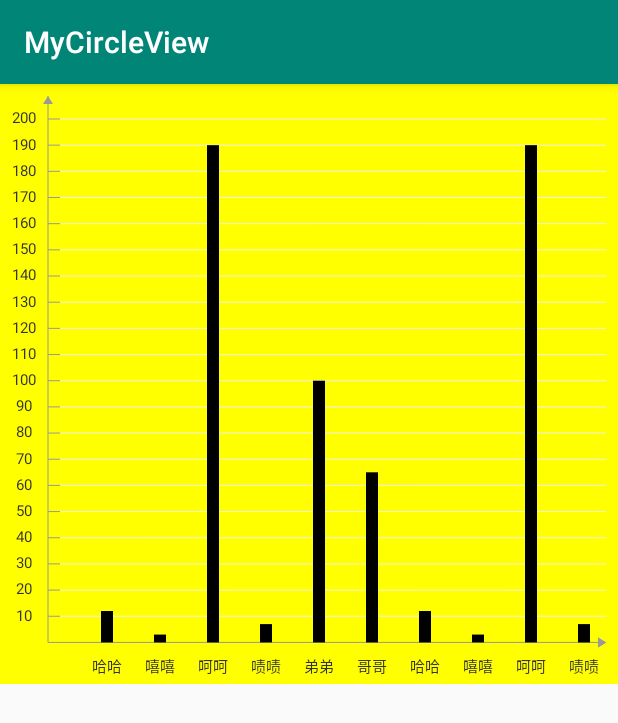
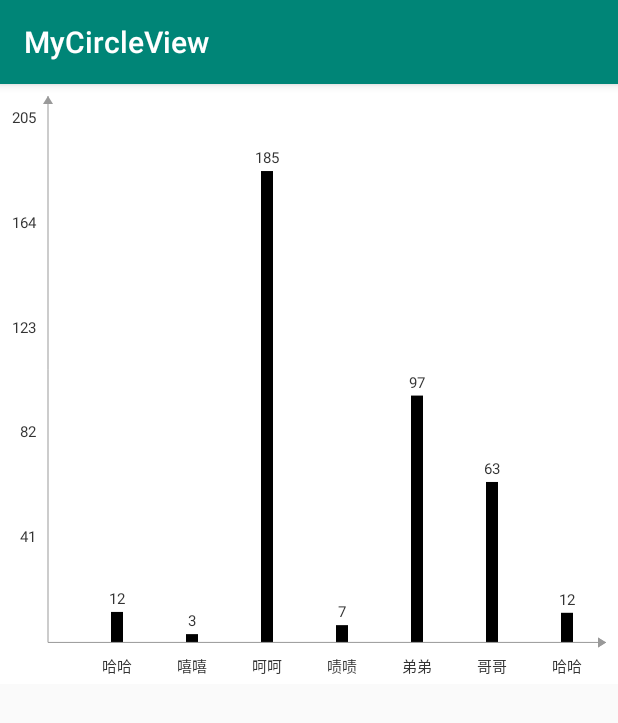
Before and after one commit to 2016lc/MyCircleProgress, an Android app: the MyBarChartActivity screen opened directly, with no data from a screen before it, on a phone screen of 412 x 824 dp. Shown: the top 723 px of the screen. Run offline under Robolectric (Android 15) with nearby library versions, the phone set to English and light mode, and no system bars.

Commit message:
柱状图

```diff
--- a/app/src/main/java/com/example/admin/mycircleview/BarChartConstant.kt
+++ b/app/src/main/java/com/example/admin/mycircleview/BarChartConstant.kt
@@ -8,9 +8,12 @@ package com.example.admin.mycircleview
 class BarChartConstant {
 
     companion object {
-        val DEFAULT_TEXTSIZE = 12F
-        val DEFAULT_SEGMENT=20
-        val DEFAULT_ISUNIT = false
+        val DEFAULT_SEGMENT = 5
         val DEFAULT_BARWIDTH = 12F
+        val DEFAULT_DIGIT = 0
+        val DEFAULT_ISANIM = true
+        val DEFAULT_ANIMTIME = 3000
+        val DEFAULT_ISSHOWTOPNUM = true
+        val DEFAULT_ISSHOWGRIDLINE = false
     }
 }
--- a/app/src/main/java/com/example/admin/mycircleview/BarChartData.kt
+++ b/app/src/main/java/com/example/admin/mycircleview/BarChartData.kt
@@ -10,10 +10,8 @@ class BarChartData {
 
     var name: String? = null
     var value: Float? = null
-    var unit:String?=null
-    constructor(name: String?, value: Float?,unit:String?) {
+    constructor(name: String?, value: Float?) {
         this.name = name
         this.value = value
-        this.unit=unit
     }
 }
--- a/app/src/main/java/com/example/admin/mycircleview/MyBarChartActivity.kt
+++ b/app/src/main/java/com/example/admin/mycircleview/MyBarChartActivity.kt
@@ -18,61 +18,60 @@ class MyBarChartActivity: AppCompatActivity() {
         setContentView(R.layout.activity_barchart)
 
         val mList: List<BarChartData> = listOf(
-            BarChartData("哈哈", 12f,"人"),
-            BarChartData("嘻嘻", 3f,"人"),
-            BarChartData("呵呵", 190f,"人"),
-            BarChartData("啧啧", 7f,"人"),
-            BarChartData( "弟弟", 100f,"人"),
-            BarChartData( "哥哥", 65f,"人"),
-            BarChartData("哈哈", 12f,"人"),
-            BarChartData("嘻嘻", 3f,"人"),
-            BarChartData("呵呵", 190f,"人"),
-            BarChartData("啧啧", 7f,"人"),
-            BarChartData( "弟弟", 100f,"人"),
-            BarChartData( "哥哥", 65f,"人"),
-            BarChartData("哈哈", 12f,"人"),
-            BarChartData("嘻嘻", 3f,"人"),
-            BarChartData("呵呵", 190f,"人"),
-            BarChartData("啧啧", 7f,"人"),
-            BarChartData( "弟弟", 100f,"人"),
-            BarChartData( "哥哥", 65f,"人"),
-            BarChartData("哈哈", 12f,"人"),
-            BarChartData("嘻嘻", 3f,"人"),
-            BarChartData("呵呵", 190f,"人"),
-            BarChartData("啧啧", 7f,"人"),
-            BarChartData( "弟弟", 100f,"人"),
-            BarChartData( "哥哥", 65f,"人"),
-            BarChartData("哈哈", 12f,"人"),
-            BarChartData("嘻嘻", 3f,"人"),
-            BarChartData("呵呵", 190f,"人"),
-            BarChartData("啧啧", 7f,"人"),
-            BarChartData( "弟弟", 100f,"人"),
-            BarChartData( "哥哥", 65f,"人"),
-            BarChartData("哈哈", 12f,"人"),
-            BarChartData("嘻嘻", 3f,"人"),
-            BarChartData("呵呵", 190f,"人"),
-            BarChartData("啧啧", 7f,"人"),
-            BarChartData( "弟弟", 100f,"人"),
-            BarChartData( "哥哥", 65f,"人"),
-            BarChartData("哈哈", 12f,"人"),
-            BarChartData("嘻嘻", 3f,"人"),
-            BarChartData("呵呵", 190f,"人"),
-            BarChartData("啧啧", 7f,"人"),
-            BarChartData( "弟弟", 100f,"人"),
-            BarChartData( "哥哥", 65f,"人"),
-            BarChartData("哈哈", 12f,"人"),
-            BarChartData("嘻嘻", 3f,"人"),
-            BarChartData("呵呵", 190f,"人"),
-            BarChartData("啧啧", 7f,"人"),
-            BarChartData( "弟弟", 100f,"人"),
-            BarChartData( "哥哥", 65f,"人"),
-            BarChartData("哈哈", 12f,"人"),
-            BarChartData("嘻嘻", 3f,"人"),
-            BarChartData("呵呵", 190f,"人"),
-            BarChartData("啧啧", 7f,"人"),
-            BarChartData( "弟弟", 100f,"人"),
-            BarChartData( "哥哥", 65f,"人"),
-            BarChartData( "妹妹", 3f,"人")
+            BarChartData("哈哈", 12.35f),
+            BarChartData("嘻嘻", 3.36f),
+            BarChartData("呵呵", 190.96f),
+            BarChartData("啧啧", 7f),
+            BarChartData( "弟弟", 100f),
+            BarChartData( "哥哥", 65f),
+            BarChartData("哈哈", 12f),
+            BarChartData("嘻嘻", 3f),
+            BarChartData("呵呵", 190f),
+            BarChartData("啧啧", 7f),
+            BarChartData( "弟弟", 100f),
+            BarChartData( "哥哥", 65f),
+            BarChartData("哈哈", 12f),
+            BarChartData("嘻嘻", 3f),
+            BarChartData("呵呵", 190f),
+            BarChartData("啧啧", 7f),
+            BarChartData( "弟弟", 100f),
+            BarChartData( "哥哥", 65f),
+            BarChartData("哈哈", 12f),
+            BarChartData("嘻嘻", 3f),
+            BarChartData("呵呵", 190f),
+            BarChartData("啧啧", 7f),
+            BarChartData( "弟弟", 100f),
+            BarChartData( "哥哥", 65f),
+            BarChartData("哈哈", 12f),
+            BarChartData("嘻嘻", 3f),
+            BarChartData("呵呵", 190f),
+            BarChartData("啧啧", 7f),
+            BarChartData( "弟弟", 100f),
+            BarChartData( "哥哥", 65f),
+            BarChartData("哈哈", 12f),
+            BarChartData("嘻嘻", 3f),
+            BarChartData("呵呵", 190f),
+            BarChartData("啧啧", 7f),
+            BarChartData( "弟弟", 100f),
+            BarChartData( "哥哥", 65f),
+            BarChartData("哈哈", 12f),
+            BarChartData("嘻嘻", 3f),
+            BarChartData("呵呵", 190f),
+            BarChartData("啧啧", 7f),
+            BarChartData( "弟弟", 100f),
+            BarChartData( "哥哥", 65f),
+            BarChartData("哈哈", 12f),
+            BarChartData("嘻嘻", 3f),
+            BarChartData("呵呵", 190f),
+            BarChartData("啧啧", 7f),
+            BarChartData( "弟弟", 100f),
+            BarChartData( "哥哥", 65f),
+            BarChartData("哈哈", 12f),
+            BarChartData("呵呵", 190f),
+            BarChartData("啧啧", 7f),
+            BarChartData( "弟弟", 100f),
+            BarChartData( "哥哥", 65f),
+            BarChartData( "妹", 201f)
         )
         barchart.setData(mList)
     }
--- a/app/src/main/java/com/example/admin/mycircleview/view/MyBarChartView.kt
+++ b/app/src/main/java/com/example/admin/mycircleview/view/MyBarChartView.kt
@@ -1,10 +1,10 @@
 package com.example.admin.mycircleview.view
 
+import android.animation.ValueAnimator
 import android.content.Context
 import android.graphics.*
 import android.text.TextPaint
 import android.util.AttributeSet
-import android.util.Log
 import android.view.MotionEvent
 import android.view.View
 import com.example.admin.mycircleview.BarChartConstant
@@ -22,6 +22,7 @@ class MyBarChartView(context: Context?, attrs: AttributeSet?) : View(context, at
     private var mPaint_xy: Paint? = null//x y轴
     private var mPaint_line: Paint? = null//网格线
     private var mPaint_bar: Paint? = null//画柱子
+    private var mSpacePaint: Paint? = null//左右的空间间隔
     private var mPaint_text: TextPaint? = null//字体画笔
     private var mTextSize: Int? = null//字体大小
     private var mStrokeWidth: Int? = null//线宽度
@@ -31,7 +32,6 @@ class MyBarChartView(context: Context?, attrs: AttributeSet?) : View(context, at
     private var mTextMargin: Int? = null//x轴字体间距
     private var mMaxValue: Int? = null//集合最大值，用于y轴取值分段
     private var mSegment: Int = BarChartConstant.DEFAULT_SEGMENT//y轴分为几段
-    private var mIsUnit: Boolean = BarChartConstant.DEFAULT_ISUNIT//是否显示单位
     private var mBarWidth: Float? = null//柱子的宽度
     private var mData: MutableList<BarChartData> = ArrayList()
     private var mRectF: RectF? = null
@@ -41,15 +41,28 @@ class MyBarChartView(context: Context?, attrs: AttributeSet?) : View(context, at
     private var lineStartX: Float = 0f
     private var leftSpaceRect: RectF? = null
     private var rightSpaceRect: RectF? = null
+    private var mBg: Int? = null//背景颜色
+    private var canScorllSpace: Float = 0f
+    private var mExtraSpace: Float = 0f
+    private var yUnit: String? = null
+    private var mDigit: Int? = null
+    private var mBarColor: Int? = null
+    private var mAnimator: ValueAnimator? = null//属性动画
+    private var mPercent: Float = 0f//动画进度
+    private var isAnim: Boolean? = null//是否需要动画
+    private var animTime: Int? = null
+    private var isShowTopNum: Boolean? = null//是否显示柱子顶端数字
+    private var isShowGridLine: Boolean? = null//是否显示网格线
 
     init {
         mMargin = Util.dip2px(context!!, 8f)
-        mTextMargin = Util.dip2px(context, 35f)
+        mTextMargin = Util.dip2px(context, 50f)
         mStrokeWidth = Util.dip2px(context, 0.7f)
         mTextSize = Util.dip2px(context, 10f)
         mRectF = RectF()
         leftSpaceRect = RectF()
         rightSpaceRect = RectF()
+        mAnimator = ValueAnimator()
         initAttrs(attrs, context)//初始化属性
         initPaint()//初始化画笔
     }
@@ -60,6 +73,24 @@ class MyBarChartView(context: Context?, attrs: AttributeSet?) : View(context, at
             R.styleable.MyBarChartView
         )
         mBarWidth = typedArray.getDimension(R.styleable.MyBarChartView_barWidth, BarChartConstant.DEFAULT_BARWIDTH)
+        mBg = typedArray.getColor(R.styleable.MyBarChartView_bg, Color.WHITE)
+        yUnit = typedArray.getString(R.styleable.MyBarChartView_yUnit)
+        mSegment = typedArray.getInt(R.styleable.MyBarChartView_mSegment, BarChartConstant.DEFAULT_SEGMENT)
+        mDigit = typedArray.getInt(R.styleable.MyBarChartView_mDigit, BarChartConstant.DEFAULT_DIGIT)
+        mBarColor = typedArray.getColor(R.styleable.MyBarChartView_barColor, Color.BLACK)
+        isAnim = typedArray.getBoolean(R.styleable.MyBarChartView_isAnim, BarChartConstant.DEFAULT_ISANIM)
+        animTime = typedArray.getInt(R.styleable.MyBarChartView_animTime, BarChartConstant.DEFAULT_ANIMTIME)
+        isShowGridLine = typedArray.getBoolean(
+            R.styleable.MyBarChartView_isShowGridLine,
+            BarChartConstant.DEFAULT_ISSHOWGRIDLINE
+        )
+        isShowTopNum =
+                typedArray.getBoolean(R.styleable.MyBarChartView_isShowTopNum, BarChartConstant.DEFAULT_ISSHOWTOPNUM)
+
+        if (yUnit == null) {
+            yUnit = ""
+        }
+        typedArray.recycle()
     }
 
     private fun initPaint() {
@@ -79,20 +110,24 @@ class MyBarChartView(context: Context?, attrs: AttributeSet?) : View(context, at
         mPaint_text!!.color = resources.getColor(R.color.text_color)
         mPaint_text!!.isAntiAlias = true
         mPaint_text!!.textSize = mTextSize!!.toFloat()//字体大小
-        mPaint_text!!.textAlign = Paint.Align.CENTER//从中间向两边绘制，不需要再次计算文字
+        mPaint_text!!.textAlign = Paint.Align.RIGHT
 
         mPaint_bar = Paint()
         mPaint_bar!!.isDither = true
         mPaint_bar!!.strokeWidth = mBarWidth!!
-        mPaint_bar!!.color = resources.getColor(R.color.bar_color)
-        mPaint_xy!!.style = Paint.Style.FILL
+        mPaint_bar!!.color = mBarColor!!
+        mPaint_bar!!.style = Paint.Style.FILL
 
+        mSpacePaint = Paint()
+        mSpacePaint!!.isDither = true
+        mSpacePaint!!.color = mBg!!
     }
 
     override fun onDraw(canvas: Canvas?) {
         super.onDraw(canvas)
+        canvas!!.drawColor(mBg!!)
+        drawTextAndBar(canvas)
         drawXy(canvas)
-        drawTextAndBar(canvas)
     }
 
     /**
@@ -103,15 +138,25 @@ class MyBarChartView(context: Context?, attrs: AttributeSet?) : View(context, at
             return
         }
 
+        //向左偏移量
+        mExtraSpace = if (mBarWidth!! >= mPaint_text!!.measureText(mMaxValue.toString())) {
+            0f
+        } else {
+            (mPaint_text!!.measureText(mMaxValue.toString()) - mBarWidth!!) / 2
+        }
+
+        //如果说按照设置的间距无法铺满x轴，那么就将数据平分（数据很少的情况）
         if (mWidth!! - mPaint_text!!.measureText(mMaxValue.toString()) - 3 * mMargin!! - Util.dip2px(
                 context,
                 5f
             ) > mTextMargin!! * mData.size
         ) {
+
             val margin = (mWidth!! - mPaint_text!!.measureText(mMaxValue.toString()) - 3 * mMargin!! - Util.dip2px(
                 context,
                 5f
-            )) / mData.size
+            ) - mExtraSpace) / mData.size
+
             mTextMargin = margin.toInt()
         }
 
@@ -120,7 +165,7 @@ class MyBarChartView(context: Context?, attrs: AttributeSet?) : View(context, at
             mMaxValue = mSegment
         }
 
-
+        //y轴的每一个数字
         val itemValue = Math.ceil(mMaxValue!! / mSegment.toDouble()).toInt()
         val itemHeight = (mHeight!! - 3 * mMargin!! - Util.dip2px(
             context,
@@ -128,7 +173,7 @@ class MyBarChartView(context: Context?, attrs: AttributeSet?) : View(context, at
         ) - (mPaint_text!!.descent() - mPaint_text!!.ascent())) / mSegment //（ 总高度 - 上面一个margin - 下面连个margin - 距离上面的高度 - x轴字体的高度 ）/分成的段数
 
 
-        lineStartX = mPaint_text!!.measureText(mMaxValue.toString()) + 2 * mMargin!!
+        lineStartX = mPaint_text!!.measureText(mMaxValue.toString()) + mPaint_text!!.measureText(yUnit) + 2 * mMargin!!
         val lineStartY = mMargin!! + Util.dip2px(
             context,
             15f
@@ -136,21 +181,23 @@ class MyBarChartView(context: Context?, attrs: AttributeSet?) : View(context, at
         val lineStopX = lineStartX + Util.dip2px(context, 8f)
 
 
-        val textX = mMargin!!.toFloat() + mPaint_text!!.measureText(mMaxValue.toString()) / 2 // y轴字的x坐标
+        val textX = mMargin!!.toFloat() + mPaint_text!!.measureText(mMaxValue.toString())  // y轴字的x坐标
         val textY = lineStartY + (mPaint_text!!.descent() - mPaint_text!!.ascent()) / 4 //y轴字的y坐标
 
 
+        val realHeight =
+            (mHeight!! - 3 * mMargin!! - Util.dip2px(
+                context,
+                15f
+            ) - (mPaint_text!!.descent() - mPaint_text!!.ascent()))
+
+        val bottom = mHeight!!.toFloat() - 2 * mMargin!! - (mPaint_text!!.descent() - mPaint_text!!.ascent())
+
+
+        if (isShowGridLine!!) {
             for (i in 0 until mSegment) {
-            //y轴数字
-            canvas!!.drawText(
-                ((mSegment - i) * itemValue).toString(),
-                textX,
-                textY + itemHeight * i,
-                mPaint_text!!
-            )
-
                 //网格线头
-            canvas.drawLine(
+                canvas!!.drawLine(
                     lineStartX,
                     lineStartY + itemHeight * i,
                     lineStopX,
@@ -166,41 +213,85 @@ class MyBarChartView(context: Context?, attrs: AttributeSet?) : View(context, at
                     lineStartY + itemHeight * i,
                     mPaint_line!!
                 )
-
             }
-        //画柱
-        val realHeight =
-            (mHeight!! - 3 * mMargin!! - Util.dip2px(
-                context,
-                15f
-            ) - (mPaint_text!!.descent() - mPaint_text!!.ascent()))
-
-        val bottom = mHeight!!.toFloat() - 2 * mMargin!! - (mPaint_text!!.descent() - mPaint_text!!.ascent())
-
+        }
 
         for (i in 0 until mData.size) {
-            /*if (leftMoving > mTextMargin!!) {
-                leftMoving -= mTextMargin!!
-            }*/
-            mRectF!!.left = lineStartX + mTextMargin!! * (i + 1) - leftMoving
-            Log.i("12312312321", leftMoving.toString() +"!!!!!!!!!!!!!!!!!!!!!!!!!!!!${ lineStartX + mTextMargin!! * (i + 1) - leftMoving}")
-            mRectF!!.right = mRectF!!.left + mBarWidth!!
-            mRectF!!.top = (itemValue * mSegment - mData[i].value!!) / (itemValue * mSegment).toFloat() * realHeight +
-                    mMargin!! + Util.dip2px(
-                context,
-                15f
-            )
+            //画柱
+            mRectF!!.right = lineStartX + mTextMargin!! * (i + 1) - leftMoving
+
+            mRectF!!.left = mRectF!!.right - mBarWidth!!
+
             mRectF!!.bottom = bottom
+
+            mRectF!!.top = mRectF!!.bottom - mData[i].value!! / (itemValue * mSegment).toFloat() * realHeight * mPercent
+
             canvas!!.drawRect(mRectF!!, mPaint_bar!!)
 
             //画字
             canvas.drawText(
                 mData[i].name!!,
-                mRectF!!.left + mBarWidth!! / 2,
+                mRectF!!.right + mPaint_text!!.measureText(mData[i].name.toString()) / 2 - mBarWidth!! / 2,
                 mHeight!!.toFloat() - mMargin!!,
                 mPaint_text!!
             )
+
+            //柱子顶端画字
+            if (isShowTopNum!!) {
+                canvas.drawText(
+                    Util.roundByScale(mData[i].value!!.toDouble() * mPercent, mDigit!!),
+                    mRectF!!.right + mPaint_text!!.measureText(
+                        Util.roundByScale(
+                            mData[i].value!!.toDouble() * mPercent,
+                            mDigit!!
+                        )
+                    ) / 2 - mBarWidth!! / 2,
+                    mRectF!!.top - Util.dp2px(context, 5f),
+                    mPaint_text!!
+                )
             }
+        }
+
+
+        //用于遮挡左右的间距，不然得滑出屏幕过后才消失（待优化）
+        leftSpaceRect!!.left = 0f
+        leftSpaceRect!!.top = 0f
+        leftSpaceRect!!.right = lineStartX
+        leftSpaceRect!!.bottom = mHeight!!.toFloat()
+        canvas!!.drawRect(leftSpaceRect!!, mSpacePaint!!)
+        rightSpaceRect!!.left = mWidth!!.toFloat() - mMargin!! - Util.dip2px(context, 5f)
+        rightSpaceRect!!.top = 0f
+        rightSpaceRect!!.right = mWidth!!.toFloat()
+        rightSpaceRect!!.bottom = mHeight!!.toFloat()
+        canvas.drawRect(rightSpaceRect!!, mSpacePaint!!)
+
+
+        //保证向左滑动时有一屏的显示，不会全部滑出屏幕外
+        canScorllSpace = mTextMargin!! *
+                mData.size + mExtraSpace -
+                (mWidth!! - 3 * mMargin!! - Util.dip2px(
+                    context,
+                    5f
+                ) - mPaint_text!!.measureText(mMaxValue.toString()))
+
+
+        for (i in 0 until mSegment) {
+            //y轴数字
+            canvas!!.drawText(
+                ((mSegment - i) * itemValue).toString(),
+                textX,
+                textY + itemHeight * i,
+                mPaint_text!!
+            )
+            //y轴单位
+            canvas.drawText(
+                yUnit,
+                textX + mPaint_text!!.measureText(yUnit),
+                textY + itemHeight * i,
+                mPaint_text!!
+            )
+        }
+
     }
 
     override fun onSizeChanged(w: Int, h: Int, oldw: Int, oldh: Int) {
@@ -278,9 +369,9 @@ class MyBarChartView(context: Context?, attrs: AttributeSet?) : View(context, at
             leftMoving = 0f
         }
 
-        /*if (leftMoving > maxRight - minRight) {
-            leftMoving = (maxRight - minRight).toFloat()
-        }*/
+        if (leftMoving > canScorllSpace) {
+            leftMoving = canScorllSpace
+        }
     }
 
 
@@ -339,45 +430,48 @@ class MyBarChartView(context: Context?, attrs: AttributeSet?) : View(context, at
             mMargin!! + Util.dip2px(context, 5f).toFloat()
         )
         canvas.drawPath(path, mPaint_xy!!)
-
-
-        leftSpaceRect!!.left = 0f
-        leftSpaceRect!!.top = 0f
-        leftSpaceRect!!.right = lineStartX
-        leftSpaceRect!!.bottom = mHeight!!.toFloat()
-        //canvas.drawRect(leftSpaceRect, mPaint_bar)
-
     }
 
 
     /**
      * 设置数据
      * */
-    fun setData(mData: List<BarChartData>) {
-        this.mData.addAll(mData)
+    fun setData(mDatas: List<BarChartData>) {
+        if (mData.size > 0) {
+            mData.clear()
+        }
+        mData.addAll(mDatas)
         mMaxValue = Math.ceil(mData[0].value!!.toDouble()).toInt()
         for (i in 0 until mData.size) {
             if (Math.ceil(mData[i].value!!.toDouble()).toInt() > mMaxValue!!) {
                 mMaxValue = Math.ceil(mData[i].value!!.toDouble()).toInt()
             }
         }
-        invalidate()
-    }
 
-    /**
-     * y轴自定义
-     * 分为几段，是否需要单位
-     * */
-    fun setYLine(segment: Int?, unit: Boolean?) {
-        if (segment == null) {
-            throw Exception("segment不能为空")
-        }
-        if (unit == null) {
-            throw Exception("unit不能为空")
-        }
-        this.mSegment = segment
-        this.mIsUnit = unit
+        if (isAnim!!) {
+            startAnim(0f, 1f, animTime!!)
+        } else {
+            mPercent = 1F
             invalidate()
         }
 
     }
+
+
+    /**
+     * 动画
+     * */
+    private fun startAnim(start: Float, end: Float, animTime: Int) {
+        mAnimator = ValueAnimator.ofFloat(start, end)
+        mAnimator!!.duration = animTime.toLong()
+        mAnimator!!.addUpdateListener {
+
+            mPercent = it.animatedValue as Float
+
+            postInvalidate()
+        }
+        mAnimator!!.start()
+    }
+
+
+}
--- a/app/src/main/java/com/example/admin/mycircleview/view/MyCircleProgressView.kt
+++ b/app/src/main/java/com/example/admin/mycircleview/view/MyCircleProgressView.kt
@@ -83,7 +83,7 @@ class MyCircleProgressView(context: Context?, attrs: AttributeSet?) :
     private var mShadowColor: Int? = null
     private var mShadowSize: Float? = null
     private var mShadowIsShow: Boolean? = null
-    //是否是整数
+    //保留的小数位数
     private var mDigit: Int? = null
     //是否需要动画
     private var isAnim: Boolean? = null
--- a/app/src/main/res/layout/activity_barchart.xml
+++ b/app/src/main/res/layout/activity_barchart.xml
@@ -1,13 +1,15 @@
 <?xml version="1.0" encoding="utf-8"?>
 <LinearLayout xmlns:android="http://schemas.android.com/apk/res/android"
               android:layout_width="match_parent"
-              android:layout_height="match_parent">
+              android:layout_height="match_parent" xmlns:app="http://schemas.android.com/apk/res-auto">
 
 
     <com.example.admin.mycircleview.view.MyBarChartView
             android:id="@+id/barchart"
             android:layout_width="match_parent"
             android:layout_height="400dp"
-    android:background="#ff0"/>
+            app:mSegment="5"
+            app:isAnim="true"
+    />
 
 </LinearLayout>
--- a/app/src/main/res/values/attrs.xml
+++ b/app/src/main/res/values/attrs.xml
@@ -50,6 +50,15 @@
     <!--柱状图-->
     <declare-styleable name="MyBarChartView">
         <attr name="barWidth"/>
+        <attr name="bg"/>
+        <attr name="yUnit"/>
+        <attr name="mSegment"/>
+        <attr name="mDigit"/>
+        <attr name="barColor"/>
+        <attr name="isAnim"/>
+        <attr name="animTime"/>
+        <attr name="isShowTopNum"/>
+        <attr name="isShowGridLine"/>
     </declare-styleable>
 
 
--- a/app/src/main/res/values/colors.xml
+++ b/app/src/main/res/values/colors.xml
@@ -18,5 +18,7 @@
     <color name="bar_color">#000</color>
     <color name="line_color">#eeeeee</color>
 
+    <color name="default_bg">#ffffff</color>
+
 
 </resources>
```
Lines whose indentation alone changed are shown as unchanged.
